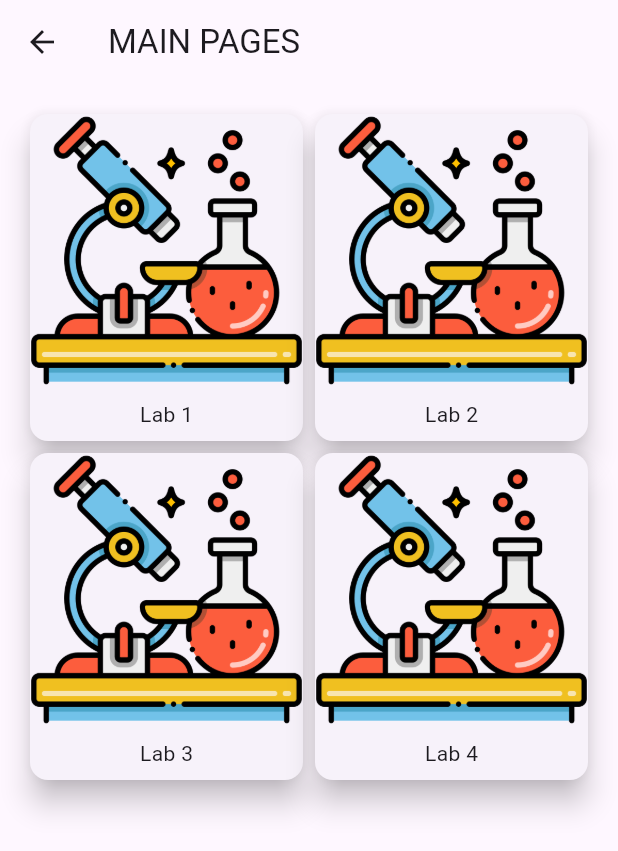
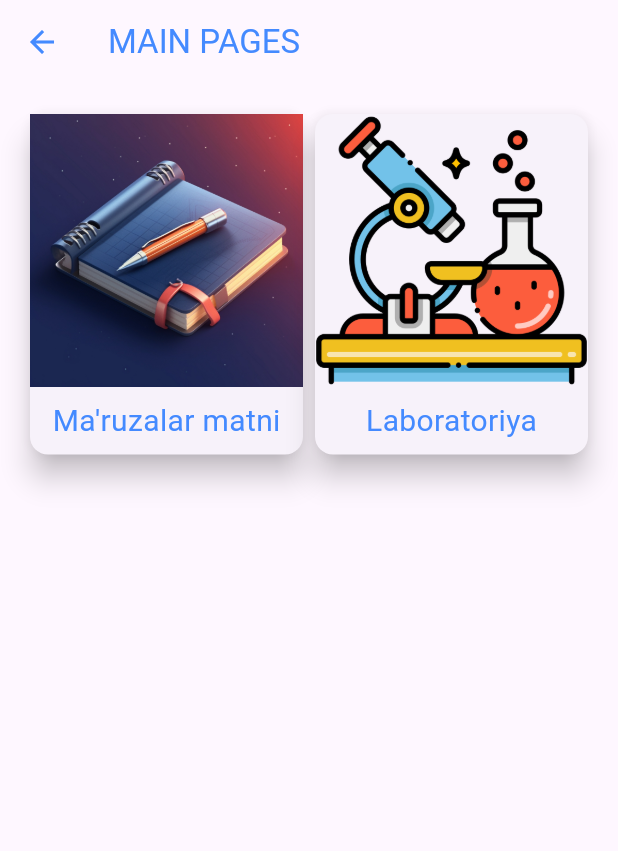
Before and after one commit to hbncompany/Parazitologiya, a Flutter app: the MainPages screen opened directly, on a phone screen of 412 x 824 dp. Shown: the top 851 px of the screen. Run offline on Flutter 3.47's test engine with Material 3 defaults, Android fonts, the phone set to English and light mode, and no system bars; our stand-ins replace share_plus, shared_preferences; missing offline and left inert: flutter_pdfview; accounts and stored records are empty; project files that could hold a hidden picture were left out.

```diff
--- a/lib/main.dart
+++ b/lib/main.dart
@@ -353,11 +353,15 @@ class MainPage extends StatelessWidget {
 }
 
 class MainPages extends StatelessWidget {
+  final double containerWidthFraction = 0.95;
+  final double containerHeightFraction = 0.95;
   @override
   Widget build(BuildContext context) {
+    final model = Provider.of<ThemeModel>(context);
     return Scaffold(
       appBar: AppBar(
-        title: Text('MAIN PAGES'),
+        iconTheme: IconThemeData(color: model.mode == ThemeMode.light ? Colors.blueAccent: Colors.white),
+        title: Text('MAIN PAGES', style: TextStyle(color: model.mode == ThemeMode.light ? Colors.blueAccent: Colors.white),),
       ),
       body: Padding(
         padding: const EdgeInsets.all(16.0),
@@ -386,11 +390,11 @@ class MainPages extends StatelessWidget {
                         children: [
                           Flexible(
                             child: Image.asset(
-                                'assets/images/Lab.png'), // Replace with your image paths
+                                'assets/images/Lecture.jpg'), // Replace with your image paths
                           ),
                           Padding(
                             padding: const EdgeInsets.all(8.0),
-                            child: Text('Lab 1'),
+                            child: Text("Ma'ruzalar matni", style: TextStyle(color: model.mode == ThemeMode.light ? Colors.blueAccent: Colors.white, fontSize: 20),),
                           ),
                         ],
                       ),
@@ -420,71 +424,7 @@ class MainPages extends StatelessWidget {
                           ),
                           Padding(
                             padding: const EdgeInsets.all(8.0),
-                            child: Text('Lab 2'),
-                          ),
-                        ],
-                      ),
-                    ),
-                  ),
-                ),
-              ],
-            ),
-            Row(
-              children: [
-                Flexible(
-                  fit: FlexFit.loose,
-                  child: GestureDetector(
-                    onTap: () {
-                      Navigator.push(
-                        context,
-                        MaterialPageRoute(
-                          builder: (context) => SecondaryPage(index: 3),
-                        ),
-                      );
-                    },
-                    child: Card(
-                      elevation: 8.0,
-                      child: Column(
-                        mainAxisSize: MainAxisSize.min,
-                        mainAxisAlignment: MainAxisAlignment.center,
-                        children: [
-                          Flexible(
-                            child: Image.asset(
-                                'assets/images/Lab.png'), // Replace with your image paths
-                          ),
-                          Padding(
-                            padding: const EdgeInsets.all(8.0),
-                            child: Text('Lab 3'),
-                          ),
-                        ],
-                      ),
-                    ),
-                  ),
-                ),
-                Flexible(
-                  fit: FlexFit.loose,
-                  child: GestureDetector(
-                    onTap: () {
-                      Navigator.push(
-                        context,
-                        MaterialPageRoute(
-                          builder: (context) => SecondaryPage(index: 4),
-                        ),
-                      );
-                    },
-                    child: Card(
-                      elevation: 8.0,
-                      child: Column(
-                        mainAxisSize: MainAxisSize.min,
-                        mainAxisAlignment: MainAxisAlignment.center,
-                        children: [
-                          Flexible(
-                            child: Image.asset(
-                                'assets/images/Lab.png'), // Replace with your image paths
-                          ),
-                          Padding(
-                            padding: const EdgeInsets.all(8.0),
-                            child: Text('Lab 4'),
+                            child: Text("Laboratoriya", style: TextStyle(color: model.mode == ThemeMode.light ? Colors.blueAccent: Colors.white, fontSize: 20),),
                           ),
                         ],
                       ),
```
Also changed, not shown: assets/images/Fplants.png (added).
